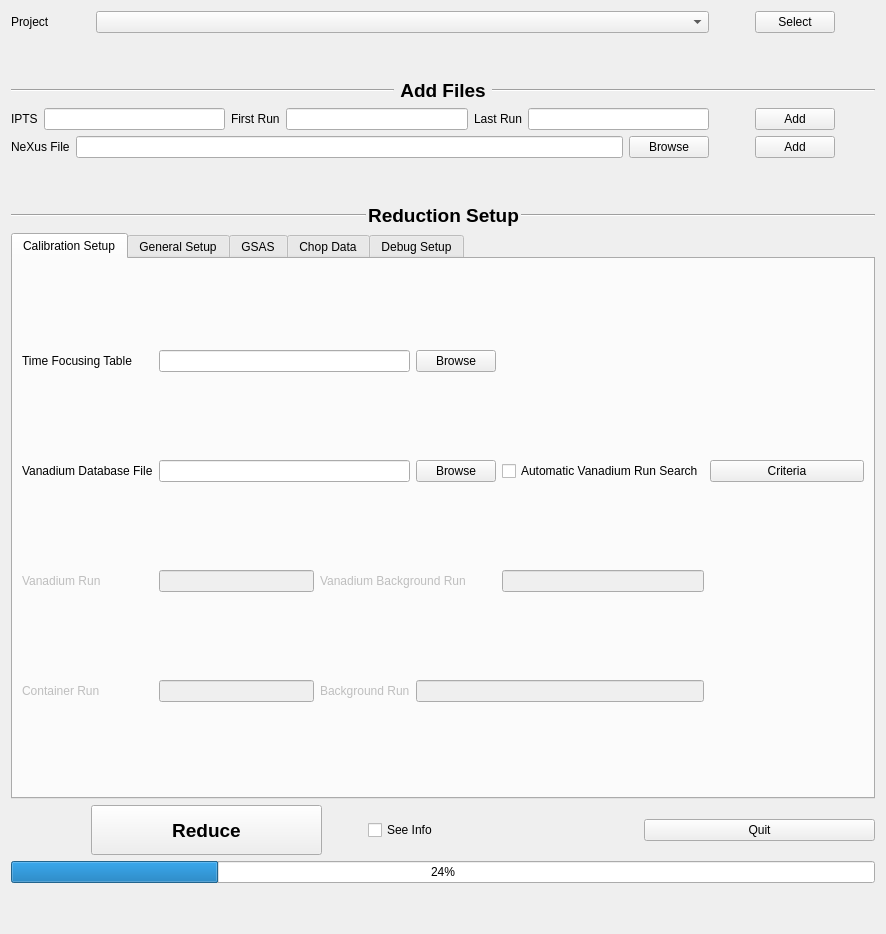
First picture: the form in ui/ui_ReductionSetup.ui, repository neutrons/PyVDrive, before the edit.
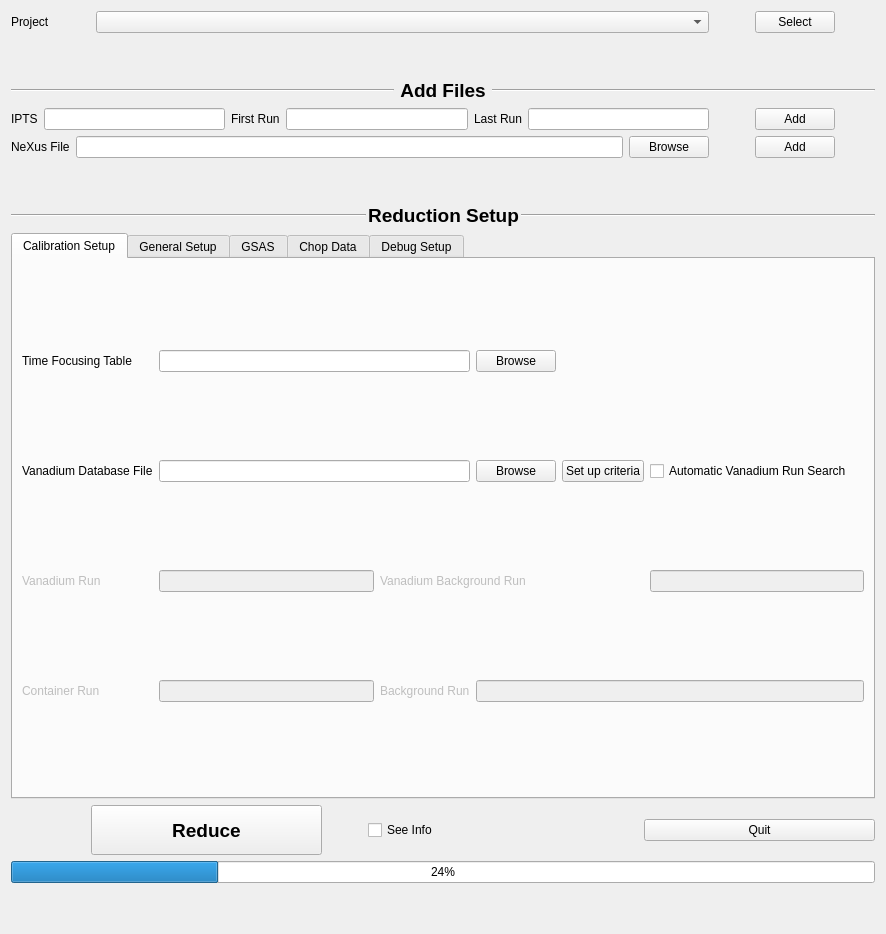
Second picture: the form after the edit.

What changed in the file:
```diff
--- a/ui/ui_ReductionSetup.ui
+++ b/ui/ui_ReductionSetup.ui
@@ -161,14 +161,14 @@
          <item row="1" column="1" colspan="2">
           <widget class="QLineEdit" name="lineEdit_vanDBFile"/>
          </item>
-         <item row="3" column="3" colspan="2">
+         <item row="3" column="3" colspan="3">
           <widget class="QLineEdit" name="lineEdit_5">
            <property name="enabled">
             <bool>false</bool>
            </property>
           </widget>
          </item>
-         <item row="1" column="4">
+         <item row="1" column="5">
           <widget class="QCheckBox" name="checkBox_autoVanRun">
            <property name="text">
             <string>Automatic Vanadium Run Search</string>
@@ -192,7 +192,7 @@
            </property>
           </widget>
          </item>
-         <item row="2" column="4">
+         <item row="2" column="5">
           <widget class="QLineEdit" name="lineEdit_6">
            <property name="enabled">
             <bool>false</bool>
@@ -216,13 +216,13 @@
            </property>
           </widget>
          </item>
-         <item row="1" column="5">
+         <item row="1" column="4">
           <widget class="QPushButton" name="pushButton_vanDBCriteriaSetup">
            <property name="toolTip">
             <string>&lt;html&gt;&lt;head/&gt;&lt;body&gt;&lt;p&gt;Launch a dialog box to set up criteria for search corresponding vanadium runs by vanadium database file&lt;/p&gt;&lt;/body&gt;&lt;/html&gt;</string>
            </property>
            <property name="text">
-            <string>Criteria</string>
+            <string>Set up criteria</string>
            </property>
           </widget>
          </item>
```
